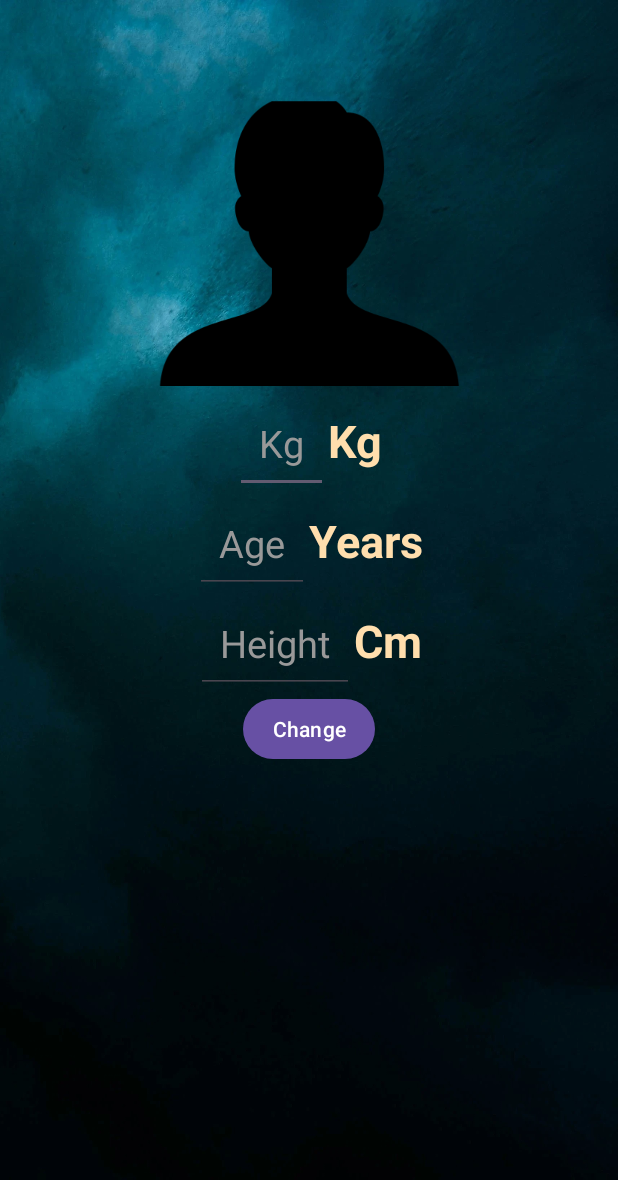
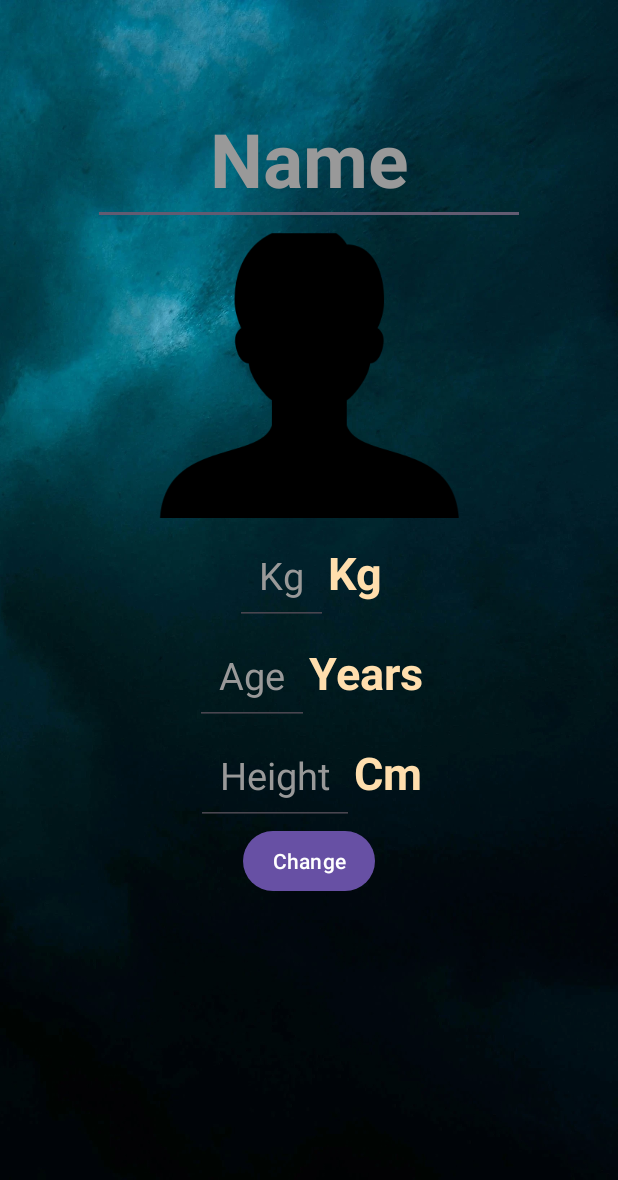
Before and after one commit to JosephKarkoush/HealthPlus, an Android app: the fragment ProfileFragment shown on its own in the app's theme, on a phone screen of 412 x 824 dp. Shown: the top 1180 px of the screen. Run offline under Robolectric (Android 15) with nearby library versions, the phone set to English and light mode, and no system bars; our stand-ins replace Firebase (no records; nobody signed in at launch, a user with empty details on screens opened directly).

Commit message:
Joy files

```diff
--- a/app/build.gradle
+++ b/app/build.gradle
@@ -58,6 +58,7 @@ dependencies {
 
     implementation 'com.squareup.retrofit2:retrofit:2.9.0'
     implementation 'com.squareup.retrofit2:converter-moshi:2.9.0'
+    implementation 'com.google.firebase:firebase-database:20.3.0'
 
     testImplementation 'junit:junit:4.13.1'
 
--- a/app/src/main/AndroidManifest.xml
+++ b/app/src/main/AndroidManifest.xml
@@ -2,6 +2,10 @@
 <manifest xmlns:android="http://schemas.android.com/apk/res/android"
     xmlns:tools="http://schemas.android.com/tools">
     <uses-permission android:name="android.permission.INTERNET" />
+    <uses-permission android:name="android.permission.READ_PHONE_STATE" />
+
+
+    <uses-permission android:name="android.permission.READ_PRIVILEGED_PHONE_STATE" />
 
     <application
         android:allowBackup="true"
--- a/app/src/main/java/com/example/healthplus/ProfileFragment.kt
+++ b/app/src/main/java/com/example/healthplus/ProfileFragment.kt
@@ -1,29 +1,60 @@
 package com.example.healthplus
 
+import android.content.Context.TELEPHONY_SERVICE
 import android.os.Bundle
+import android.telephony.TelephonyManager
 import androidx.fragment.app.Fragment
 import android.view.LayoutInflater
 import android.view.View
 import android.view.ViewGroup
-
-// TODO: Rename parameter arguments, choose names that match
-// the fragment initialization parameters, e.g. ARG_ITEM_NUMBER
+import androidx.core.content.ContextCompat.getSystemService
+import com.example.healthplus.databinding.FragmentProfileBinding
+import com.google.firebase.Firebase
+import com.google.firebase.database.database
+import android.provider.Settings
+import android.content.Context
+import android.os.Build
+import androidx.annotation.RequiresApi
 
 
-/**
- * A simple [Fragment] subclass.
- * Use the [ProfileFragment.newInstance] factory method to
- * create an instance of this fragment.
- */
 class ProfileFragment : Fragment() {
-    // TODO: Rename and change types of parameters
+    private var _binding : FragmentProfileBinding? = null
+    private val binding get() = _binding!!
 
+    val database = Firebase.database("https://healthplus-25c48-default-rtdb.europe-west1.firebasedatabase.app/")
+    val myRef = database.getReference("users")
 
+    @RequiresApi(Build.VERSION_CODES.O)
     override fun onCreateView(
         inflater: LayoutInflater, container: ViewGroup?,
         savedInstanceState: Bundle?
     ): View? {
-        // Inflate the layout for this fragment
-        return inflater.inflate(R.layout.fragment_profile, container, false)
+        _binding = FragmentProfileBinding.inflate(inflater, container, false)
+        val view = binding.root
+        val updateButton = binding.start
+        updateButton.setOnClickListener {
+        val telephonyManager =
+            requireActivity().getSystemService(Context.TELEPHONY_SERVICE) as TelephonyManager
+        val deviceImei = telephonyManager.imei
+        val name = binding.name.text.toString()
+        val gender = "Male"
+        val age = binding.age.text.toString().toDouble()
+        val weight = binding.weight.text.toString().toDouble()
+        val height = binding.height.text.toString().toDouble()
+        updateUser(deviceImei, name, gender, age, weight, height)
+
     }
+
+
+        return view
+    }
+
+
+    fun updateUser( deviceImei:String, name:String, gender:String,age:Double,weight:Double,height:Double,){
+        val user = User(deviceImei, name, gender, age, weight, height)
+        myRef.child(deviceImei).setValue(user)
+    }
+
+
+
 }
--- a/app/src/main/res/layout/fragment_profile.xml
+++ b/app/src/main/res/layout/fragment_profile.xml
@@ -10,6 +10,18 @@
     tools:context=".ProfileFragment"
     android:background="@drawable/bakgrund">
     <!--android:background="@color/maroon"-->
+
+    <EditText
+        android:id="@+id/name"
+        android:layout_width="match_parent"
+        android:layout_height="wrap_content"
+        android:gravity="center"
+        android:textSize="50sp"
+        android:inputType="text"
+        android:textStyle="bold"
+        android:hint="Name"
+        android:textColorHint="@color/gray"/>
+
     <ImageView
 
         android:layout_width="200dp"
@@ -22,12 +34,12 @@
         android:orientation="horizontal"
         >
         <EditText
-            android:id="@+id/message"
+            android:id="@+id/weight"
             android:layout_width="wrap_content"
             android:layout_height="wrap_content"
             android:hint="@string/kg_hint"
             android:padding="16dp"
-            android:inputType="textMultiLine"
+            android:inputType="numberSigned"
             android:textSize="25sp"
             android:textColorHint="@color/gray"
             />
@@ -50,12 +62,12 @@
         android:orientation="horizontal"
         >
         <EditText
-            android:id="@+id/message2"
+            android:id="@+id/age"
             android:layout_width="wrap_content"
             android:layout_height="wrap_content"
             android:hint="@string/age_hint"
             android:padding="16dp"
-            android:inputType="textMultiLine"
+            android:inputType="numberSigned"
             android:textSize="25sp"
             android:textColorHint="@color/gray"/>
         <TextView
@@ -74,12 +86,12 @@
         android:orientation="horizontal"
         >
         <EditText
-        android:id="@+id/message3"
+        android:id="@+id/height"
         android:layout_width="wrap_content"
         android:layout_height="wrap_content"
         android:padding="16dp"
         android:hint="@string/height_hint"
-        android:inputType="textMultiLine"
+        android:inputType="numberSigned"
         android:textSize="25sp"
             android:textColorHint="@color/gray"
 
```
Also changed, not shown: app/src/main/java/com/example/healthplus/User.kt (added, +8 -0 lines).
